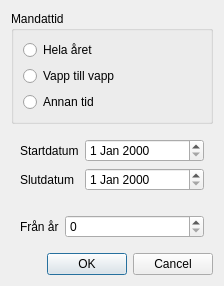
First picture: the form in ui/membershipedit.ui, repository Teknologforeningen/svaksvat, before the edit.
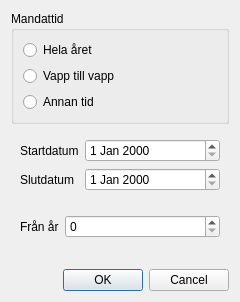
Second picture: the form after the edit.

What changed in the file:
```diff
--- a/ui/membershipedit.ui
+++ b/ui/membershipedit.ui
@@ -6,8 +6,8 @@
    <rect>
     <x>0</x>
     <y>0</y>
-    <width>224</width>
-    <height>270</height>
+    <width>240</width>
+    <height>302</height>
    </rect>
   </property>
   <property name="windowTitle">
```
